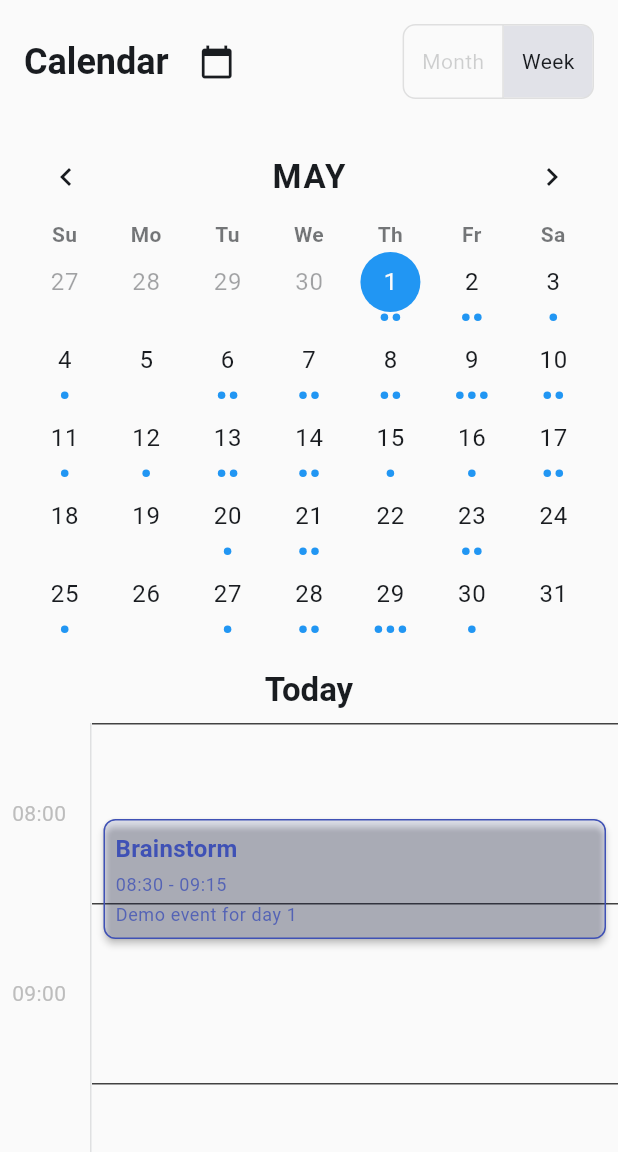
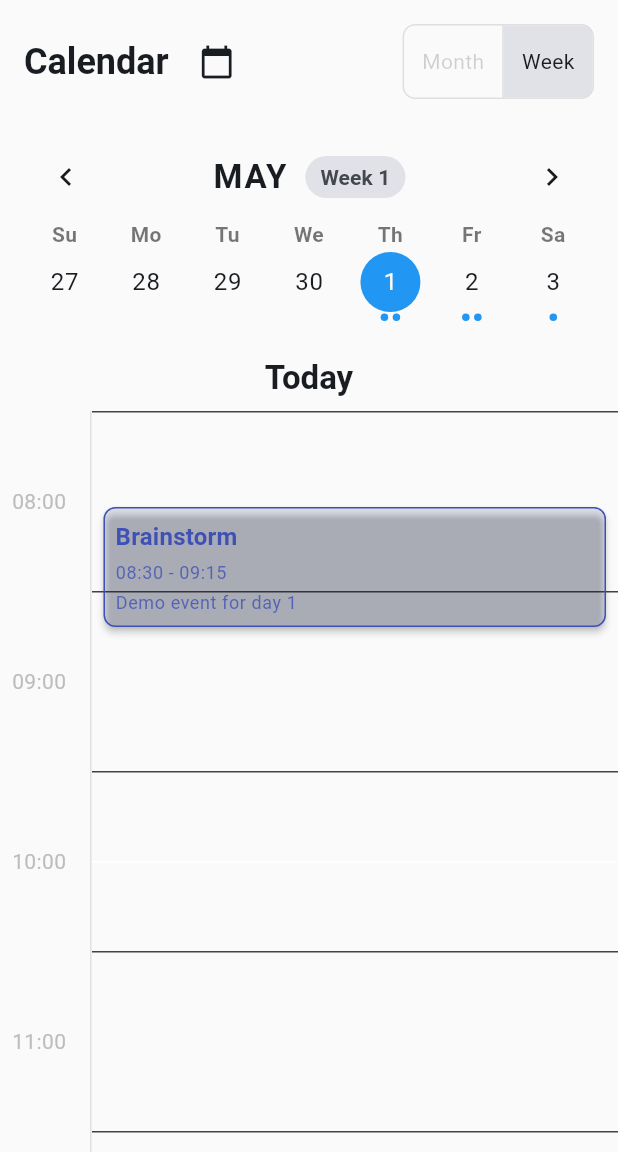
Before and after one commit to danial2026/calendar_planner_view, a Flutter app: the screen it shows after launch, after a tap on "Week", on a phone screen of 412 x 824 dp, the part 84-1236 px from its top. Run offline on Flutter 3.47's test engine with Material 3 defaults, Android fonts, the phone set to English and light mode, and no system bars; drawn by our look-alikes of table_calendar; our stand-ins replace flutter_bloc, flutter_hooks.

Commit message:
Update CHANGELOG.md for version 0.1.7, increment version in pubspec.yaml and example pubspec.yaml, and enhance calendar_planner_view.dart with additional exports and improved documentation for FlexibleDatePicker features.

```diff
--- a/example/pubspec.yaml
+++ b/example/pubspec.yaml
@@ -2,7 +2,7 @@ name: calendar_planner_view_example
 description: Example app for the calendar_planner_view package.
 publish_to: 'none'
 
-version: 0.1.6+6
+version: 0.1.7+7
 
 environment:
   sdk: ">=3.0.0 <4.0.0"
--- a/lib/src/date_picker.dart
+++ b/lib/src/date_picker.dart
@@ -10,7 +10,9 @@ import 'models/event_utils.dart';
 /// Professional calendar date selection widget with extensive customization.
 ///
 /// Features:
-/// - Month and week view support
+/// - Month and week view support with smooth transitions
+/// - Gesture-based view switching (pull up/down)
+/// - Horizontal swipe for month navigation
 /// - Event indicators with customizable appearance
 /// - Custom styling for all calendar elements
 /// - Localization support
@@ -30,6 +32,7 @@ import 'models/event_utils.dart';
 /// FlexibleDatePicker(
 ///   selectedDate: DateTime.now(),
 ///   onDateChanged: (date) => setState(() => _selected = date),
+///   onCalendarFormatChanged: (format) => setState(() => _format = format),
 ///   displayMode: DatePickerDisplayMode.inline,
 ///   events: myEvents,
 ///   dotColor: Colors.blue,
@@ -45,6 +48,9 @@ class FlexibleDatePicker extends HookWidget {
   /// - [DatePickerDisplayMode.popup]: Calendar is shown in a popup dialog
   ///
   /// The calendar features:
+  /// - Smooth transitions between month and week views
+  /// - Gesture-based view switching (pull up/down)
+  /// - Horizontal swipe for month navigation
   /// - Customizable cell shapes (circle, rectangle)
   /// - Event indicators with dots
   /// - Week number display
@@ -108,6 +114,8 @@ class FlexibleDatePicker extends HookWidget {
   final ValueChanged<DateTime> onDateChanged;
 
   /// Callback when calendar format changes (month/week)
+  /// This is called when the view changes either through the toggle button
+  /// or through gesture-based switching.
   final ValueChanged<CalendarFormat>? onCalendarFormatChanged;
 
   /// How the picker should be displayed
@@ -237,10 +245,16 @@ class FlexibleDatePicker extends HookWidget {
       duration: const Duration(milliseconds: 300),
     );
 
+    // Update calendar format when prop changes (e.g., when toggle button is pressed)
+    useEffect(() {
+      calendarFormat.value = calendarView;
+      return null;
+    }, [calendarView]);
+
     // Constants for gesture control
-    const maxDragDistance = 150.0;
-    const dragThreshold = 80.0;
-    const dragDamping = 0.5;
+    const maxDragDistance = 150.0; // Maximum distance the calendar can be dragged
+    const dragThreshold = 80.0; // Distance required to trigger view change
+    const dragDamping = 0.5; // Resistance applied to drag movement
 
     // Count events for a given day
     int eventCountForDay(DateTime day) {
--- a/pubspec.yaml
+++ b/pubspec.yaml
@@ -1,6 +1,6 @@
 name: calendar_planner_view
 description: A customizable daily calendar planner view with time-based events and Material 3 design.
-version: 0.1.6
+version: 0.1.7
 homepage: https://github.com/danial2026/calendar_planner_view
 
 environment:
```
Also changed, not shown: lib/calendar_planner_view.dart (+13 -3 lines), 1 other file.
